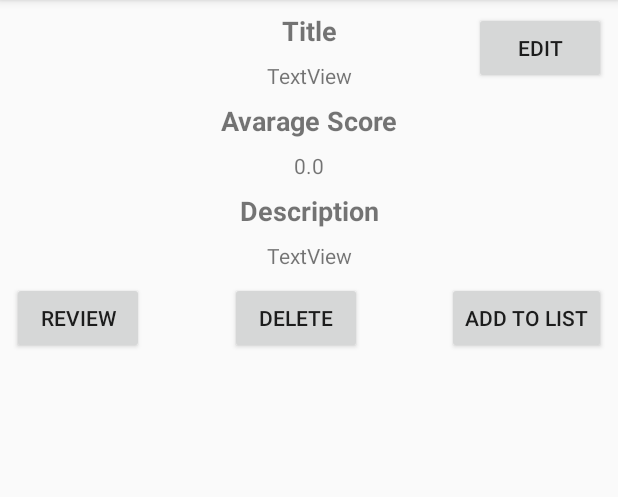
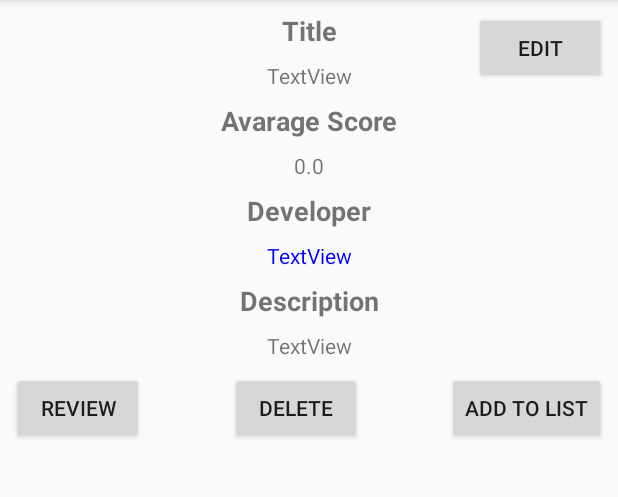
Before and after one commit to PauloVilarinho/ProjetoAtividadeXPOO, an Android app: the GameDetailsActivity screen opened directly, with no data from a screen before it, on a phone screen of 412 x 824 dp, the part 84-581 px from its top. Run offline under Robolectric (Android 15) with nearby library versions, the phone set to English and light mode, and no system bars; libraries missing offline, so code that uses them is left out: io.objectbox, io.objectbox.android; 16 statements that could not run were skipped.

Commit message:
implementado modelo developer

```diff
--- a/app/src/main/AndroidManifest.xml
+++ b/app/src/main/AndroidManifest.xml
@@ -10,7 +10,8 @@
         android:roundIcon="@mipmap/ic_launcher_round"
         android:supportsRtl="true"
         android:theme="@style/AppTheme">
-        <activity android:name=".ReviewFormActivity"></activity>
+        <activity android:name=".DeveloperListGameActivity"></activity>
+        <activity android:name=".ReviewFormActivity" />
         <activity android:name=".GameDetailsActivity" />
         <activity android:name=".GamesFormActivity" />
         <activity android:name=".ListGamesActivity" />
--- a/app/src/main/java/com/example/paulo/myvideogamelist/GameDetailsActivity.java
+++ b/app/src/main/java/com/example/paulo/myvideogamelist/GameDetailsActivity.java
@@ -2,6 +2,7 @@ package com.example.paulo.myvideogamelist;
 
 import android.content.DialogInterface;
 import android.content.Intent;
+import android.graphics.Color;
 import android.support.v7.app.AlertDialog;
 import android.support.v7.app.AppCompatActivity;
 import android.os.Bundle;
@@ -40,6 +41,7 @@ public class GameDetailsActivity extends AppCompatActivity {
     TextView gameTitle;
     TextView gameDescription;
     TextView gameAverageScore;
+    TextView gameDeveloperName;
 
     @Override
     protected void onCreate(Bundle savedInstanceState) {
@@ -80,6 +82,7 @@ public class GameDetailsActivity extends AppCompatActivity {
         gameTitle = findViewById(R.id.gameDetailTitle);
         gameDescription = findViewById(R.id.gameDetailDescription);
         gameAverageScore = findViewById(R.id.gameDetailAverageScore);
+        gameDeveloperName = findViewById(R.id.gameDeveloperName);
 
 
         gameTitle.setText(game.getTitle());
@@ -87,6 +90,18 @@ public class GameDetailsActivity extends AppCompatActivity {
         float averageScore = getAverageScore();
 
         gameAverageScore.setText(Float.toString(averageScore));
+        gameDeveloperName.setText(game.getDeveloper().getName());
+        gameDeveloperName.setTextColor(Color.BLUE);
+
+        gameDeveloperName.setOnClickListener(new View.OnClickListener() {
+            @Override
+            public void onClick(View v) {
+                Intent intent = new Intent(v.getContext(),DeveloperListGameActivity.class);
+                intent.putExtra("developerid",game.getDeveloper().id);
+                startActivity(intent);
+
+            }
+        });
 
     }
 
--- a/app/src/main/java/com/example/paulo/myvideogamelist/HomeActivity.java
+++ b/app/src/main/java/com/example/paulo/myvideogamelist/HomeActivity.java
@@ -11,6 +11,7 @@ import android.view.View;
 import android.widget.ImageButton;
 
 import com.example.paulo.myvideogamelist.adapters.GameListAdapter;
+import com.example.paulo.myvideogamelist.models.Developer;
 
 public class HomeActivity extends AppCompatActivity {
 
@@ -27,6 +28,7 @@ public class HomeActivity extends AppCompatActivity {
         setContentView(R.layout.activity_home);
 
         app = (App)getApplication();
+
 
         setupActionBar();
         setupRecyclerView();
--- a/app/src/main/res/layout/activity_game_details.xml
+++ b/app/src/main/res/layout/activity_game_details.xml
@@ -70,7 +70,7 @@
         android:textStyle="bold"
         app:layout_constraintEnd_toEndOf="parent"
         app:layout_constraintStart_toStartOf="parent"
-        app:layout_constraintTop_toBottomOf="@+id/gameDetailAverageScore" />
+        app:layout_constraintTop_toBottomOf="@+id/gameDeveloperName" />
 
     <TextView
         android:id="@+id/gameDetailDescription"
@@ -143,4 +143,30 @@
         app:layout_constraintEnd_toEndOf="parent"
         app:layout_constraintTop_toTopOf="parent" />
 
+    <TextView
+        android:id="@+id/gameDeveloperName"
+        android:layout_width="wrap_content"
+        android:layout_height="wrap_content"
+        android:layout_marginStart="8dp"
+        android:layout_marginTop="8dp"
+        android:layout_marginEnd="8dp"
+        android:text="TextView"
+        app:layout_constraintEnd_toEndOf="parent"
+        app:layout_constraintStart_toStartOf="parent"
+        app:layout_constraintTop_toBottomOf="@+id/developerLabel" />
+
+    <TextView
+        android:id="@+id/developerLabel"
+        android:layout_width="wrap_content"
+        android:layout_height="wrap_content"
+        android:layout_marginStart="8dp"
+        android:layout_marginTop="8dp"
+        android:layout_marginEnd="8dp"
+        android:text="@string/developer"
+        android:textSize="18sp"
+        android:textStyle="bold"
+        app:layout_constraintEnd_toEndOf="parent"
+        app:layout_constraintStart_toStartOf="parent"
+        app:layout_constraintTop_toBottomOf="@+id/gameDetailAverageScore" />
+
 </android.support.constraint.ConstraintLayout>
--- a/app/src/main/res/values/strings.xml
+++ b/app/src/main/res/values/strings.xml
@@ -22,4 +22,5 @@
     <string name="score">Score :</string>
     <string name="submit">Submit</string>
     <string name="avarage_score">Avarage Score</string>
+    <string name="developer">Developer</string>
 </resources>
```
Also changed, not shown: app/src/main/java/com/example/paulo/myvideogamelist/DeveloperListGameActivity.java (added, +67 -0 lines), app/src/main/java/com/example/paulo/myvideogamelist/GamesFormActivity.java (+42 -6 lines), app/src/main/java/com/example/paulo/myvideogamelist/models/Developer.java (added, +46 -0 lines), app/src/main/java/com/example/paulo/myvideogamelist/models/Game.java (+14 -0 lines), app/src/main/java/com/example/paulo/myvideogamelist/services/DataBaseService.java (+9 -0 lines), app/src/main/res/layout/activity_developer_list_game.xml (added, +88 -0 lines), app/src/main/res/layout/activity_games_form.xml (+22 -1 lines), 1 other file.
